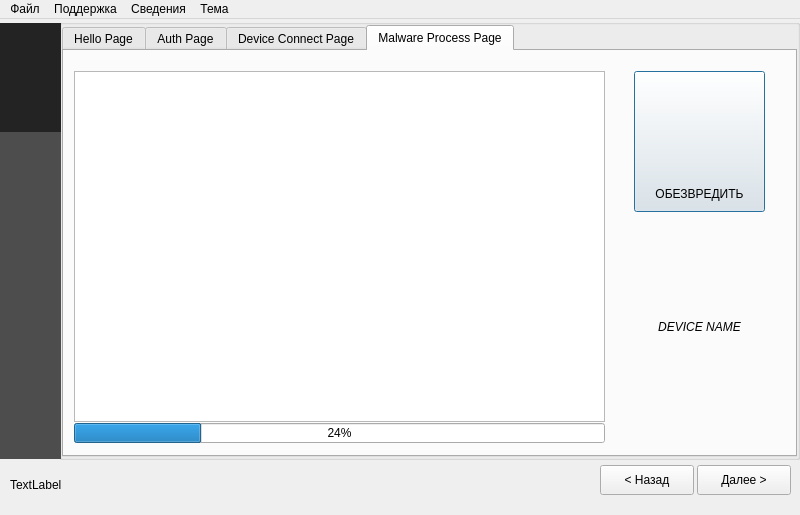
Above: ui/mainwindow.ui from badcast/adskiller before the change. Below: the same form after it.
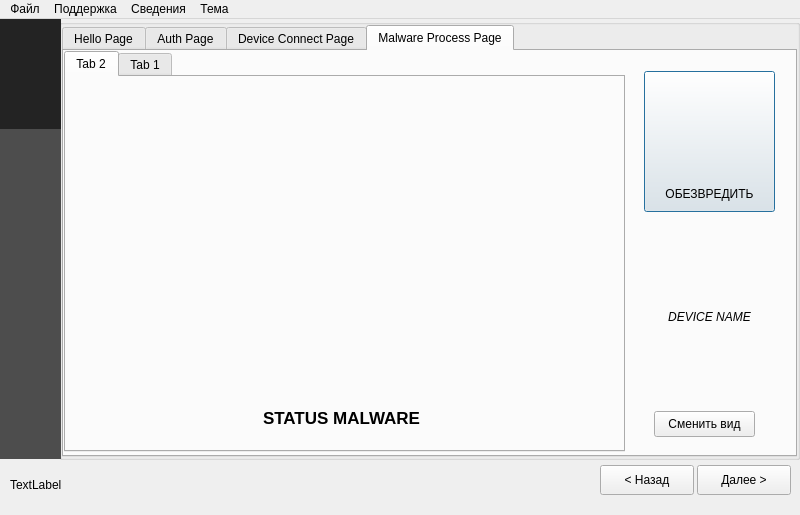
That is the form after the change. The open tabs and pages were chosen to show the change. Icons and pictures are not drawn.

Commit message: Version to 1.0.0 Add new features and detailed errors. Add ProgressCircle. Fix errors.

The edit to the form file:
```diff
--- a/ui/mainwindow.ui
+++ b/ui/mainwindow.ui
@@ -411,29 +411,10 @@
         <attribute name="title">
          <string>Malware Process Page</string>
         </attribute>
-        <widget class="QListView" name="processStatus">
-         <property name="geometry">
-          <rect>
-           <x>10</x>
-           <y>20</y>
-           <width>531</width>
-           <height>351</height>
-          </rect>
-         </property>
-         <property name="tabletTracking">
-          <bool>true</bool>
-         </property>
-         <property name="editTriggers">
-          <set>QAbstractItemView::EditTrigger::NoEditTriggers</set>
-         </property>
-         <property name="wordWrap">
-          <bool>true</bool>
-         </property>
-        </widget>
         <widget class="QPushButton" name="buttonDecayMalware">
          <property name="geometry">
           <rect>
-           <x>570</x>
+           <x>580</x>
            <y>20</y>
            <width>131</width>
            <height>141</height>
@@ -475,10 +456,10 @@
         <widget class="QLabel" name="deviceLabelName">
          <property name="geometry">
           <rect>
-           <x>545</x>
+           <x>565</x>
            <y>180</y>
-           <width>181</width>
-           <height>191</height>
+           <width>161</width>
+           <height>171</height>
           </rect>
          </property>
          <property name="font">
@@ -503,19 +484,142 @@
           <set>Qt::TextInteractionFlag::NoTextInteraction</set>
          </property>
         </widget>
-        <widget class="QProgressBar" name="malwareProgressBar">
+        <widget class="QPushButton" name="malwareLayoutSwitchButton">
          <property name="geometry">
           <rect>
-           <x>10</x>
-           <y>372</y>
-           <width>531</width>
-           <height>20</height>
+           <x>590</x>
+           <y>360</y>
+           <width>101</width>
+           <height>26</height>
           </rect>
          </property>
-         <property name="value">
-          <number>24</number>
+         <property name="text">
+          <string>Сменить вид</string>
          </property>
         </widget>
+        <widget class="QWidget" name="gridLayoutWidget_2">
+         <property name="geometry">
+          <rect>
+           <x>0</x>
+           <y>0</y>
+           <width>561</width>
+           <height>401</height>
+          </rect>
+         </property>
+         <layout class="QGridLayout" name="malwareContentLayout">
+          <property name="spacing">
+           <number>0</number>
+          </property>
+          <item row="0" column="0">
+           <widget class="QTabWidget" name="tabWidget_2">
+            <property name="currentIndex">
+             <number>0</number>
+            </property>
+            <widget class="QWidget" name="tab_3">
+             <attribute name="title">
+              <string>Tab 2</string>
+             </attribute>
+             <widget class="QWidget" name="verticalLayoutWidget_2">
+              <property name="geometry">
+               <rect>
+                <x>10</x>
+                <y>30</y>
+                <width>531</width>
+                <height>281</height>
+               </rect>
+              </property>
+              <layout class="QVBoxLayout" name="progressCircleLayout">
+               <property name="spacing">
+                <number>0</number>
+               </property>
+              </layout>
+             </widget>
+             <widget class="QWidget" name="verticalLayoutWidget_3">
+              <property name="geometry">
+               <rect>
+                <x>10</x>
+                <y>320</y>
+                <width>531</width>
+                <height>41</height>
+               </rect>
+              </property>
+              <layout class="QVBoxLayout" name="verticalLayout_2">
+               <item>
+                <widget class="QLabel" name="malwareStatusText0">
+                 <property name="font">
+                  <font>
+                   <pointsize>13</pointsize>
+                   <bold>true</bold>
+                   <underline>false</underline>
+                  </font>
+                 </property>
+                 <property name="text">
+                  <string>STATUS MALWARE</string>
+                 </property>
+                 <property name="alignment">
+                  <set>Qt::AlignmentFlag::AlignCenter</set>
+                 </property>
+                 <property name="wordWrap">
+                  <bool>true</bool>
+                 </property>
+                </widget>
+               </item>
+              </layout>
+             </widget>
+            </widget>
+            <widget class="QWidget" name="tab_2">
+             <attribute name="title">
+              <string>Tab 1</string>
+             </attribute>
+             <widget class="QListView" name="processLogStatus">
+              <property name="geometry">
+               <rect>
+                <x>0</x>
+                <y>0</y>
+                <width>551</width>
+                <height>321</height>
+               </rect>
+              </property>
+              <property name="tabletTracking">
+               <bool>true</bool>
+              </property>
+              <property name="editTriggers">
+               <set>QAbstractItemView::EditTrigger::NoEditTriggers</set>
+              </property>
+              <property name="wordWrap">
+               <bool>true</bool>
+              </property>
+             </widget>
+             <widget class="QProgressBar" name="processBarStatus">
+              <property name="geometry">
+               <rect>
+                <x>0</x>
+                <y>330</y>
+                <width>551</width>
+                <height>20</height>
+               </rect>
+              </property>
+              <property name="minimumSize">
+               <size>
+                <width>531</width>
+                <height>20</height>
+               </size>
+              </property>
+              <property name="maximumSize">
+               <size>
+                <width>16777215</width>
+                <height>20</height>
+               </size>
+              </property>
+              <property name="value">
+               <number>24</number>
+              </property>
+             </widget>
+            </widget>
+           </widget>
+          </item>
+         </layout>
+        </widget>
        </widget>
       </widget>
      </item>
@@ -525,9 +629,9 @@
     <property name="geometry">
      <rect>
       <x>0</x>
-      <y>4</y>
+      <y>0</y>
       <width>61</width>
-      <height>436</height>
+      <height>440</height>
      </rect>
     </property>
     <property name="minimumSize">
@@ -677,7 +781,7 @@
     <property name="geometry">
      <rect>
       <x>10</x>
-      <y>10</y>
+      <y>0</y>
       <width>40</width>
       <height>61</height>
      </rect>
```
Left out of the diff: 3 changed lines with no effect on the pictures. The commit also changes 12 other files.
